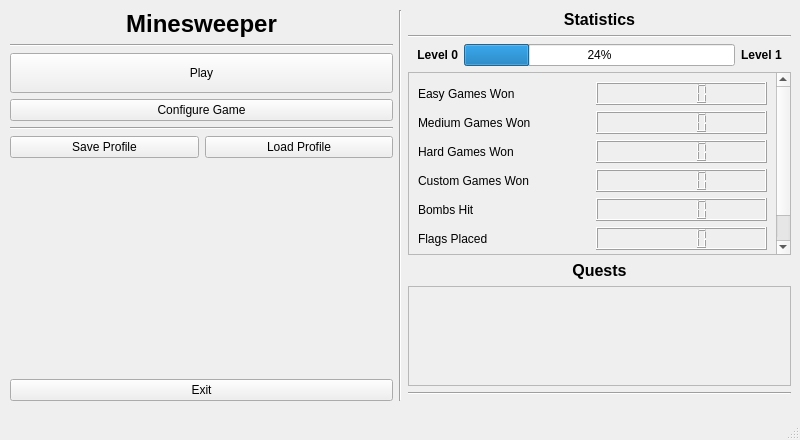
Above: mainmenu.ui from anton-fischer/cpp-minesweeper before the change. Below: the same form after it.
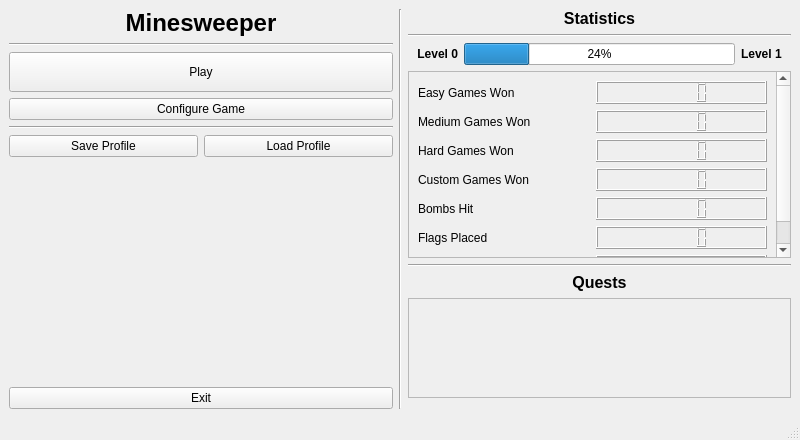
That is the form after the change.

The edit to the form file:
```diff
--- a/mainmenu.ui
+++ b/mainmenu.ui
@@ -14,15 +14,8 @@
    <string>MainWindow</string>
   </property>
   <widget class="QWidget" name="centralwidget">
-   <widget class="QWidget" name="horizontalLayoutWidget">
-    <property name="geometry">
-     <rect>
-      <x>10</x>
-      <y>10</y>
-      <width>781</width>
-      <height>391</height>
-     </rect>
-    </property>
+   <layout class="QVBoxLayout" name="verticalLayout_2">
+    <item>
     <layout class="QHBoxLayout" name="horizontalLayout">
      <item>
       <layout class="QVBoxLayout" name="verticalLayout">
@@ -347,6 +340,13 @@
          </widget>
         </widget>
        </item>
+        <item>
+         <widget class="Line" name="line_6">
+          <property name="orientation">
+           <enum>Qt::Orientation::Horizontal</enum>
+          </property>
+         </widget>
+        </item>
        <item>
         <widget class="QLabel" name="label_12">
          <property name="font">
@@ -392,7 +392,7 @@
             <x>0</x>
             <y>0</y>
             <width>378</width>
-            <height>120</height>
+             <height>98</height>
            </rect>
           </property>
           <layout class="QVBoxLayout" name="verticalLayout_4">
@@ -403,13 +403,6 @@
          </widget>
         </widget>
        </item>
-       <item>
-        <widget class="Line" name="line_6">
-         <property name="orientation">
-          <enum>Qt::Orientation::Horizontal</enum>
-         </property>
-        </widget>
-       </item>
        <item>
         <spacer name="verticalSpacer_3">
          <property name="orientation">
@@ -426,7 +419,8 @@
       </layout>
      </item>
     </layout>
-   </widget>
+    </item>
+   </layout>
   </widget>
   <widget class="QMenuBar" name="menubar">
    <property name="geometry">
```
Lines whose indentation alone changed are shown as unchanged.
